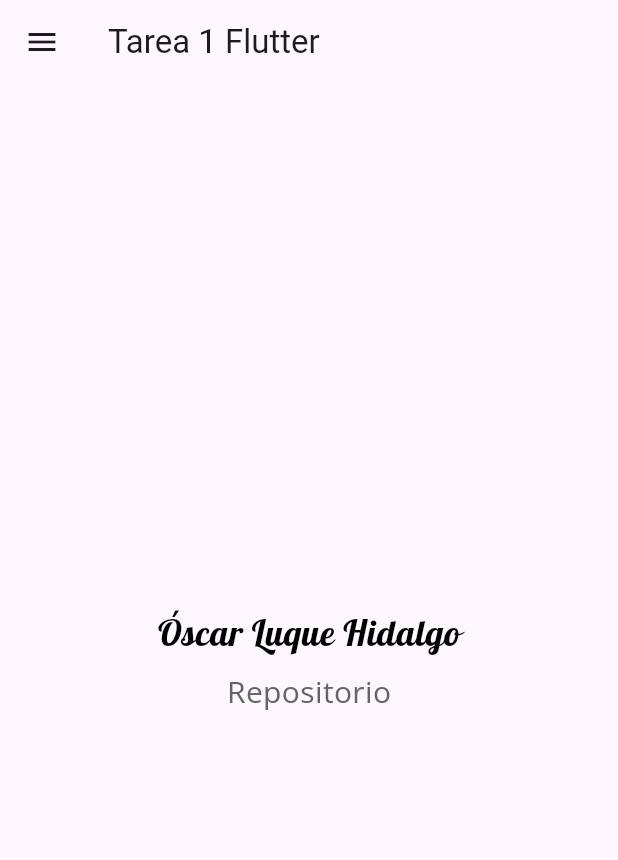
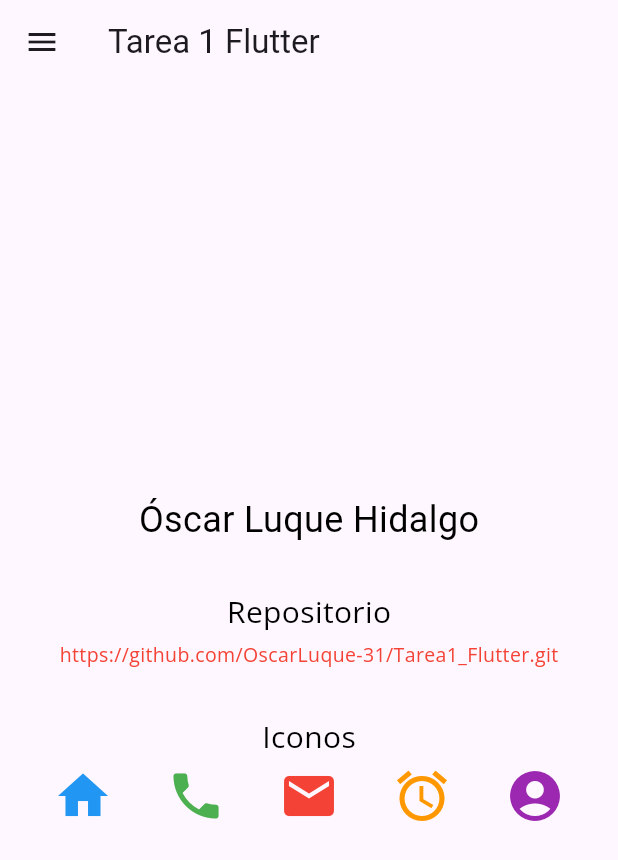
Before and after one commit to OscarLuque-31/Tareas_Flutter, a Flutter app: the screen it shows after launch, on a phone screen of 412 x 824 dp. Shown: the top 860 px of the screen. Run offline on Flutter 3.47's test engine with Material 3 defaults, Android fonts, the phone set to English and light mode, and no system bars; our stand-ins replace google_fonts; Roboto replaces fonts that are missing (Abel).

Commit message:
tarea1 terminada

```diff
--- a/lib/main.dart
+++ b/lib/main.dart
@@ -17,18 +17,43 @@ class MyApp extends StatelessWidget {
         ),
         drawer: const MenuLateral(),
         body: Center(
-          child: Column(  //Column para apilar los textos
-            mainAxisAlignment: MainAxisAlignment.center, //Centra el contenido verticalmente
+          child: Column(
+            //Column para apilar los textos
+            mainAxisAlignment:
+                MainAxisAlignment.center, //Centra el contenido verticalmente
             children: [
               Text(
                 "Óscar Luque Hidalgo",
-                style: GoogleFonts.lobster(fontSize: 24, color: const Color.fromARGB(255, 0, 0, 0)),
+                style: GoogleFonts.abel(
+                    fontSize: 24, color: const Color.fromARGB(255, 0, 0, 0)),
               ),
-              const SizedBox(height: 8), //Espacio entre los textos
+              const SizedBox(height: 30), //Espacio entre los textos
               Text(
                 "Repositorio",
-                style: GoogleFonts.openSans(fontSize: 20, color: const Color.fromARGB(255, 100, 100, 100)),
+                style: GoogleFonts.openSans(
+                    fontSize: 20,
+                    color: Colors.black),
               ),
+              const SizedBox(height: 5),
+              Text(
+                "https://github.com/OscarLuque-31/Tarea1_Flutter.git",
+                style: GoogleFonts.openSans(fontSize: 13, color: Colors.red),
+              ),
+              const SizedBox(height: 30),
+              Text(
+                "Iconos",
+                style: GoogleFonts.openSans(fontSize: 20,color: Colors.black),),
+              const SizedBox(height: 5),
+              const Row(
+                mainAxisAlignment: MainAxisAlignment.spaceEvenly,
+                children: [
+                  Icon(Icons.home, size: 40, color: Colors.blue),
+                  Icon(Icons.phone, size: 40, color: Colors.green),
+                  Icon(Icons.email, size: 40, color: Colors.red),
+                  Icon(Icons.access_alarm, size: 40, color: Colors.orange),
+                  Icon(Icons.account_circle, size: 40, color: Colors.purple),
+                ],
+              )
             ],
           ),
         ),
```
Also changed, not shown: lib/Screens/Enlace1.dart (+22 -3 lines), lib/Screens/Enlace2.dart (+22 -3 lines), lib/Screens/MenuLateral.dart (+10 -8 lines), 1 other file.
